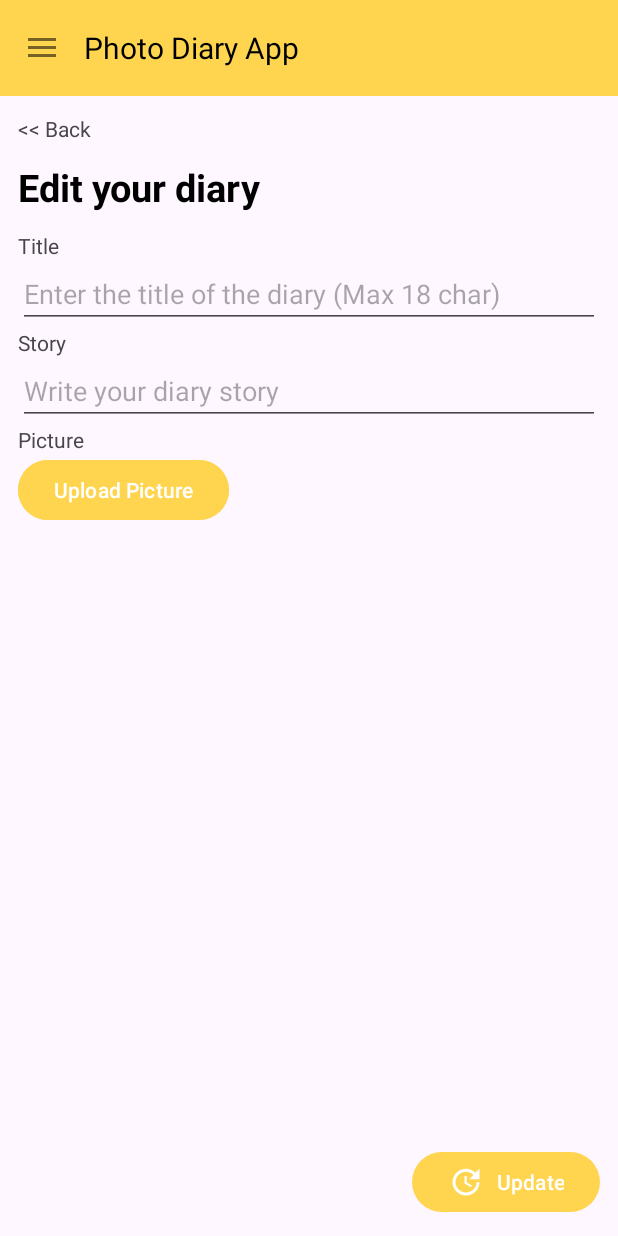
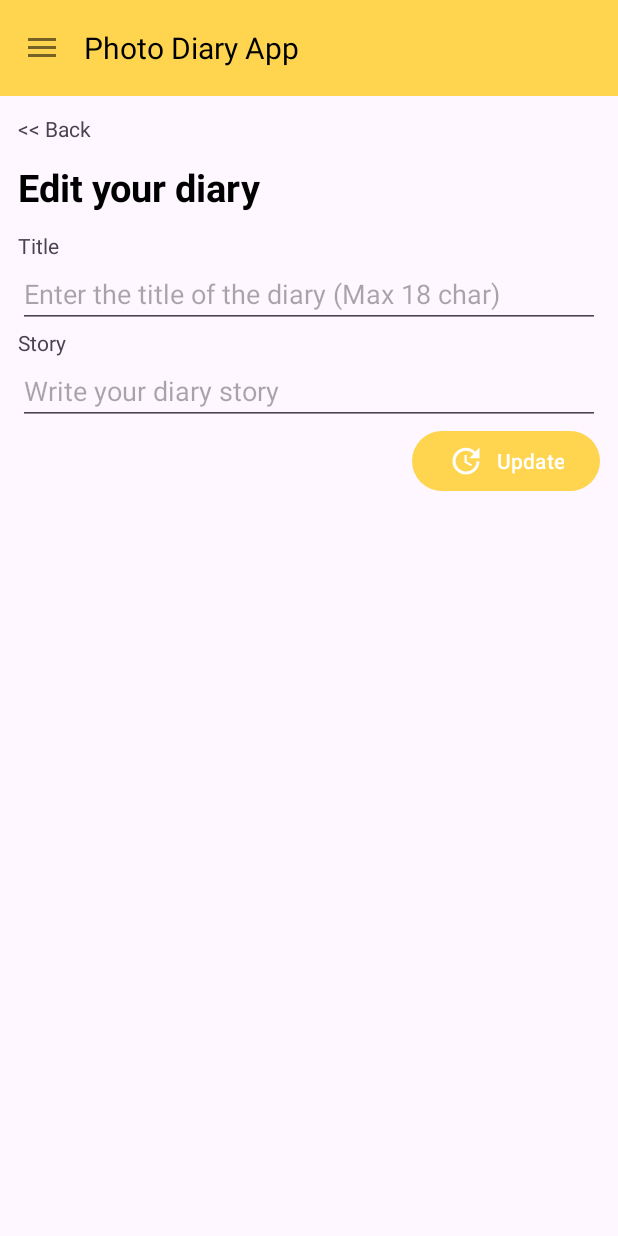
Before and after one commit to Rafibintang22/TubesMobdev1, an Android app: the fragment FragmentEditKonten placed in its activity, on a phone screen of 412 x 824 dp. Run offline under Robolectric (Android 15) with nearby library versions, the phone set to English and light mode, and no system bars.

Commit message:
finalisasi 2

```diff
--- a/app/src/main/java/com/example/tubes1/DiaryListAdapter.kt
+++ b/app/src/main/java/com/example/tubes1/DiaryListAdapter.kt
@@ -13,11 +13,6 @@ class DiaryListAdapter(private val activity: MainActivity) : BaseAdapter() {
     private var images: MutableList<DiaryImage> = mutableListOf()
     lateinit var binding: FragmentKontenDiaryBinding
 
-    init{
-        viewModel.diaryImage.observe(activity, {
-                img: DiaryImage -> notifyDataSetChanged()
-        })
-    }
     fun addImage(img: DiaryImage){
         images.add(img)
         notifyDataSetChanged()
@@ -81,7 +76,7 @@ class DiaryListAdapter(private val activity: MainActivity) : BaseAdapter() {
             title.text = img.getTitle()
 //            desc.text = img.getDesc()
             tanggal.text = img.getTime()
-
+            Log.d("tesprintURI", img.getUri().toString())
             image.setImageURI(img.getUri())
         }
     }
--- a/app/src/main/res/layout/fragment_edit_konten.xml
+++ b/app/src/main/res/layout/fragment_edit_konten.xml
@@ -59,27 +59,27 @@
             ></EditText>
     </ScrollView>
 
-    <TextView
-        android:layout_width="match_parent"
-        android:layout_height="wrap_content"
-        android:text="@string/picture">
-    </TextView>
+<!--    <TextView-->
+<!--        android:layout_width="match_parent"-->
+<!--        android:layout_height="wrap_content"-->
+<!--        android:text="@string/picture">-->
+<!--    </TextView>-->
 
-    <Button
-        android:id="@+id/upload_button"
-        android:layout_width="wrap_content"
-        android:layout_height="wrap_content"
-        android:text="Upload Picture"
-        style="@style/BtnBackground"></Button>
+<!--    <Button-->
+<!--        android:id="@+id/upload_button"-->
+<!--        android:layout_width="wrap_content"-->
+<!--        android:layout_height="wrap_content"-->
+<!--        android:text="Upload Picture"-->
+<!--        style="@style/BtnBackground"></Button>-->
 
 
-    <ImageView
-        android:id="@+id/image"
-        android:layout_width="wrap_content"
-        android:layout_height="0dp"
-        android:layout_weight="1"
-        android:padding="20sp"
-        android:layout_gravity="center"></ImageView>
+<!--    <ImageView-->
+<!--        android:id="@+id/image"-->
+<!--        android:layout_width="wrap_content"-->
+<!--        android:layout_height="0dp"-->
+<!--        android:layout_weight="1"-->
+<!--        android:padding="20sp"-->
+<!--        android:layout_gravity="center"></ImageView>-->
     <Button
         android:id="@+id/button_update"
         android:layout_width="wrap_content"
```
Also changed, not shown: app/src/main/java/com/example/tubes1/FragmentEditKonten.kt (+22 -22 lines).
